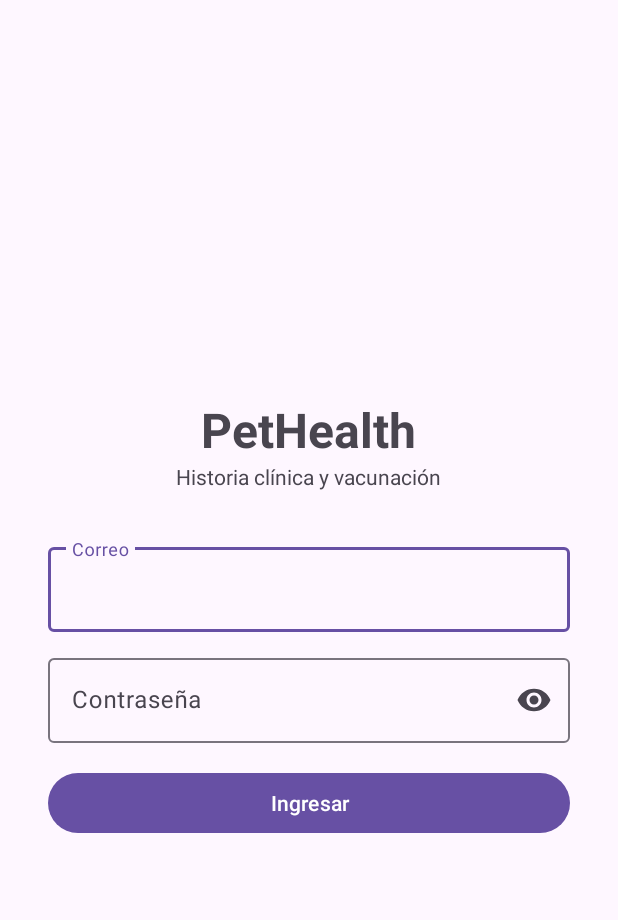
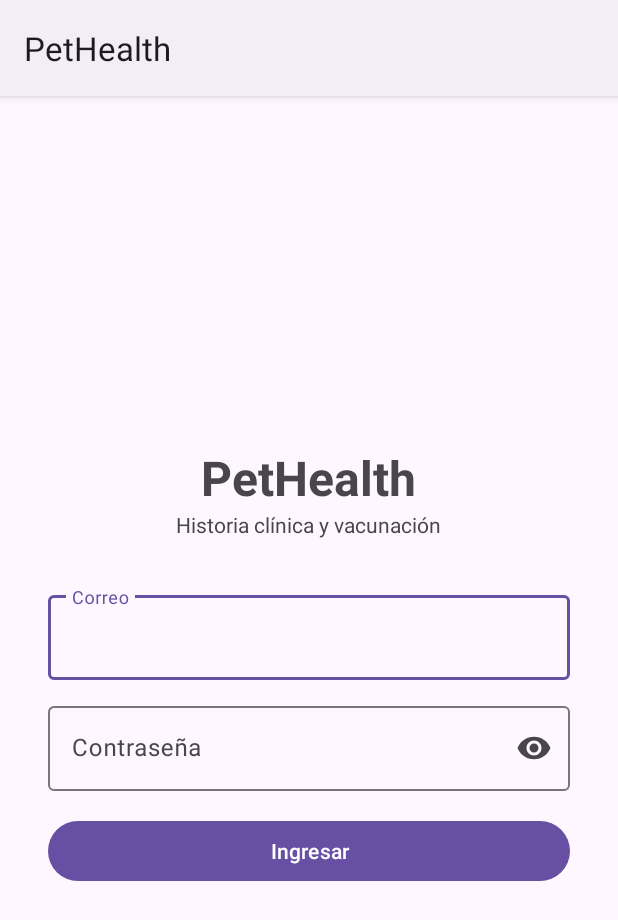
Before and after one commit to stefigaal02/veterinaria-grupo8, an Android app: the screen it shows after launch (LoginActivity), on a phone screen of 412 x 824 dp. Shown: the top 920 px of the screen. Run offline under Robolectric (Android 15) with nearby library versions, the phone set to English and light mode, and no system bars.

Commit message:
Ajusta configuracion base, DTOs y endpoints de la API

```diff
--- a/android/PetHealth/app/src/main/java/com/grupo08/pethealth/data/remote/ApiClient.kt
+++ b/android/PetHealth/app/src/main/java/com/grupo08/pethealth/data/remote/ApiClient.kt
@@ -12,7 +12,7 @@ import java.util.concurrent.TimeUnit
 object ApiClient {
 
     // 10.0.2.2 = el computador visto desde el emulador
-    private const val BASE_URL = "http://127.0.0.1:5021/"
+    private const val BASE_URL = "http://192.168.0.105:5021/"
 
     private var api: PetHealthApi? = null
 
--- a/android/PetHealth/app/src/main/java/com/grupo08/pethealth/data/remote/PetHealthApi.kt
+++ b/android/PetHealth/app/src/main/java/com/grupo08/pethealth/data/remote/PetHealthApi.kt
@@ -4,6 +4,9 @@ import retrofit2.Response
 import retrofit2.http.Body
 import retrofit2.http.GET
 import retrofit2.http.POST
+import retrofit2.http.Path
+import retrofit2.http.Query
+import okhttp3.ResponseBody
 
 interface PetHealthApi {
 
@@ -27,4 +30,34 @@ interface PetHealthApi {
 
     @POST("api/mascotas")
     suspend fun crearMascota(@Body body: CrearMascotaRequest): Response<MascotaResponse>
+
+    @GET("api/historias/{id}")
+    suspend fun historia(@Path("id") id: Int): Response<HistoriaResponse>
+
+    @POST("api/historias")
+    suspend fun abrirHistoria(@Body body: AbrirHistoriaRequest): Response<HistoriaResponse>
+
+    @GET("api/historias/{id}/resumen")
+    suspend fun resumen(@Path("id") id: Int): Response<ResponseBody>
+
+    @POST("api/consultas")
+    suspend fun crearConsulta(@Body body: CrearConsultaRequest): Response<ConsultaResponse>
+
+    @POST("api/diagnosticos")
+    suspend fun crearDiagnostico(@Body body: CrearDiagnosticoRequest): Response<DiagnosticoResponse>
+
+    @GET("api/vacunas")
+    suspend fun vacunas(): Response<List<VacunaResponse>>
+
+    @POST("api/vacunas")
+    suspend fun crearVacuna(@Body body: CrearVacunaRequest): Response<VacunaResponse>
+
+    @POST("api/vacunas/aplicaciones")
+    suspend fun aplicarVacuna(@Body body: AplicarVacunaRequest): Response<AplicacionResponse>
+
+    @GET("api/vacunas/aplicaciones/{id}")
+    suspend fun aplicaciones(@Path("id") id: Int): Response<List<AplicacionResponse>>
+
+    @GET("api/vacunas/proximas")
+    suspend fun proximas(@Query("dias") dias: Int): Response<List<AplicacionResponse>>
 }
--- a/android/PetHealth/app/src/main/res/values-night/themes.xml
+++ b/android/PetHealth/app/src/main/res/values-night/themes.xml
@@ -1,6 +1,6 @@
 <resources xmlns:tools="http://schemas.android.com/tools">
     <!-- Base application theme. -->
-    <style name="Base.Theme.PetHealth" parent="Theme.Material3.DayNight.NoActionBar">
+    <style name="Base.Theme.PetHealth" parent="Theme.Material3.DayNight">
         <!-- Customize your dark theme here. -->
         <!-- <item name="colorPrimary">@color/my_dark_primary</item> -->
     </style>
--- a/android/PetHealth/app/src/main/res/values/themes.xml
+++ b/android/PetHealth/app/src/main/res/values/themes.xml
@@ -1,6 +1,6 @@
 <resources xmlns:tools="http://schemas.android.com/tools">
     <!-- Base application theme. -->
-    <style name="Base.Theme.PetHealth" parent="Theme.Material3.DayNight.NoActionBar">
+    <style name="Base.Theme.PetHealth" parent="Theme.Material3.DayNight">
         <!-- Customize your light theme here. -->
         <!-- <item name="colorPrimary">@color/my_light_primary</item> -->
     </style>
--- a/android/PetHealth/app/src/main/res/xml/network_security_config.xml
+++ b/android/PetHealth/app/src/main/res/xml/network_security_config.xml
@@ -4,5 +4,6 @@
         <domain includeSubdomains="false">10.0.2.2</domain>
         <domain includeSubdomains="false">127.0.0.1</domain>
         <domain includeSubdomains="false">localhost</domain>
+        <domain includeSubdomains="false">192.168.0.105</domain>
     </domain-config>
 </network-security-config>
```
Also changed, not shown: android/PetHealth/app/src/main/AndroidManifest.xml (+28 -0 lines), android/PetHealth/app/src/main/java/com/grupo08/pethealth/data/remote/Dtos.kt (+49 -0 lines), android/PetHealth/app/src/main/java/com/grupo08/pethealth/utils/BaseActivity.kt (added, +36 -0 lines).
